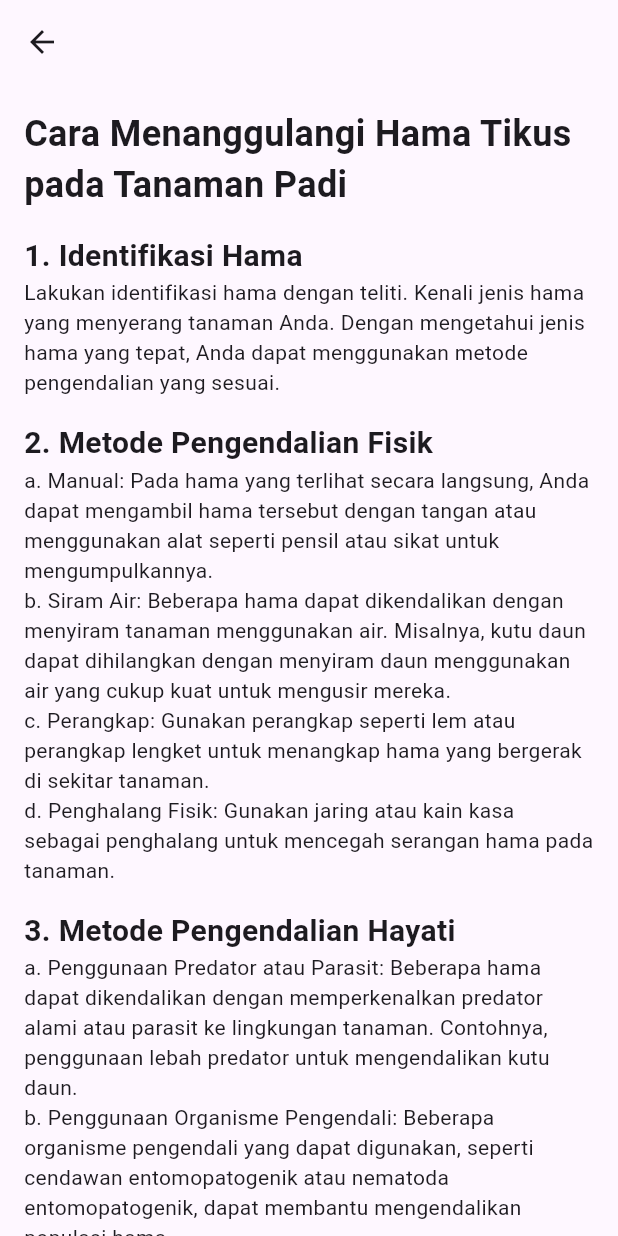
After one commit to AdiAndika/Farm_Master, a Flutter app: the HomeScreen screen opened directly, after a tap on "Menanggulangi Hama Tikus", on a phone screen of 412 x 824 dp. The commit adds this screen. Run offline on Flutter 3.47's test engine with Material 3 defaults, Android fonts, the phone set to English and light mode, and no system bars; our stand-ins replace curved_navigation_bar, datetime_picker_formfield, sqflite; accounts and stored records are empty.

Commit message:
second commit

```diff
--- a/lib/screens/home_screen.dart
+++ b/lib/screens/home_screen.dart
@@ -6,6 +6,7 @@ import 'package:my_app/screens/page/SecondScreen/detail_padi.dart';
 import 'package:my_app/screens/page/SecondScreen/detail_cabai.dart';
 import 'package:my_app/screens/page/SecondScreen/detail_bunga.dart';
 import 'package:my_app/screens/page/SecondScreen/detail_hama.dart';
+import 'package:my_app/screens/page/SecondScreen/detail_hama_tikus.dart';
 
 class HomeScreen extends StatelessWidget {
   const HomeScreen({Key? key}) : super(key: key);
@@ -194,14 +195,14 @@ class HomeScreen extends StatelessWidget {
                 crossAxisAlignment: CrossAxisAlignment.start,
                 children: [
                   GestureDetector(
-                    // onTap: () {
-                    //   Navigator.push(
-                    //     context,
-                    //     MaterialPageRoute(
-                    //       builder: (context) => ContentScreen(contentId: 4),
-                    //     ),
-                    //   );
-                    // },
+                    onTap: () {
+                      Navigator.push(
+                        context,
+                        MaterialPageRoute(
+                          builder: (context) => DetailHamaTikusScreen(),
+                        ),
+                      );
+                    },
                     child: Container(
                       margin: EdgeInsets.only(bottom: 16),
                       decoration: BoxDecoration(
@@ -211,14 +212,14 @@ class HomeScreen extends StatelessWidget {
                       child: ListTile(
                         leading: Icon(Icons.article, color: Colors.green),
                         title: Text(
-                          'Konten 1',
+                          'Menanggulangi Hama Tikus',
                           style: TextStyle(
                             fontSize: 18,
                             fontWeight: FontWeight.bold,
                           ),
                         ),
                         subtitle: Text(
-                          'Deskripsi konten 1',
+                          'tips untuk menghilangkan hama tikus pada tanaman padi',
                           style: TextStyle(fontSize: 16),
                         ),
                       ),
@@ -242,14 +243,14 @@ class HomeScreen extends StatelessWidget {
                       child: ListTile(
                         leading: Icon(Icons.article, color: Colors.green),
                         title: Text(
-                          'Konten 2',
+                          'Membuat Tanah Menjadi Subur',
                           style: TextStyle(
                             fontSize: 18,
                             fontWeight: FontWeight.bold,
                           ),
                         ),
                         subtitle: Text(
-                          'Deskripsi konten 2',
+                          'Membuat tanah menjadi subur adalah langkah penting dalam pertanian dan kebun yang berhasil.',
                           style: TextStyle(fontSize: 16),
                         ),
                       ),
@@ -273,14 +274,14 @@ class HomeScreen extends StatelessWidget {
                       child: ListTile(
                         leading: Icon(Icons.article, color: Colors.green),
                         title: Text(
-                          'Konten 3',
+                          'Menghindari Cacar Pada Cabai',
                           style: TextStyle(
                             fontSize: 18,
                             fontWeight: FontWeight.bold,
                           ),
                         ),
                         subtitle: Text(
-                          'Deskripsi konten 3',
+                          'Menghindari penyakit cacar pada tanaman cabai sangat penting dalam menjaga kesehatan dan produktivitas tanaman.',
                           style: TextStyle(fontSize: 16),
                         ),
                       ),
@@ -304,14 +305,14 @@ class HomeScreen extends StatelessWidget {
                       child: ListTile(
                         leading: Icon(Icons.article, color: Colors.green),
                         title: Text(
-                          'Konten 4',
+                          'Membuat Pupuk yang Bagus',
                           style: TextStyle(
                             fontSize: 18,
                             fontWeight: FontWeight.bold,
                           ),
                         ),
                         subtitle: Text(
-                          'Deskripsi konten 4',
+                          'Membuat pupuk yang bagus adalah salah satu keterampilan penting bagi petani dan tukang kebun untuk meningkatkan kualitas tanaman.',
                           style: TextStyle(fontSize: 16),
                         ),
                       ),
--- a/lib/screens/list_pelatihan_screen.dart
+++ b/lib/screens/list_pelatihan_screen.dart
@@ -11,7 +11,7 @@ class PelatihanScreen extends StatelessWidget {
   Widget build(BuildContext context) {
     return Scaffold(
       body: GridView.count(
-        crossAxisCount: 2,
+        crossAxisCount: 1,
         children: [
           CategoryItem(
             image: AssetImage('assets/images/padi.png'),
--- /dev/null
+++ b/lib/screens/page/SecondScreen/detail_hama_tikus.dart
@@ -0,0 +1,97 @@
+import 'package:flutter/material.dart';
+
+class DetailHamaTikusScreen extends StatelessWidget {
+  const DetailHamaTikusScreen({Key? key}) : super(key: key);
+
+  @override
+  Widget build(BuildContext context) {
+    return Scaffold(
+      appBar: AppBar(
+        title: Text(''),
+      ),
+      body: SingleChildScrollView(
+        child: Container(
+          padding: EdgeInsets.all(16.0),
+          child: Column(
+            crossAxisAlignment: CrossAxisAlignment.start,
+            children: [
+              Text(
+                'Cara Menanggulangi Hama Tikus pada Tanaman Padi',
+                style: TextStyle(
+                  fontSize: 24,
+                  fontWeight: FontWeight.bold,
+                ),
+              ),
+              SizedBox(height: 16),
+              Text(
+                '1. Identifikasi Hama',
+                style: TextStyle(
+                  fontSize: 20,
+                  fontWeight: FontWeight.bold,
+                ),
+              ),
+              Text(
+                'Lakukan identifikasi hama dengan teliti. Kenali jenis hama yang menyerang tanaman Anda. Dengan mengetahui jenis hama yang tepat, Anda dapat menggunakan metode pengendalian yang sesuai.',
+              ),
+              SizedBox(height: 16),
+              Text(
+                '2. Metode Pengendalian Fisik',
+                style: TextStyle(
+                  fontSize: 20,
+                  fontWeight: FontWeight.bold,
+                ),
+              ),
+              Text(
+                'a. Manual: Pada hama yang terlihat secara langsung, Anda dapat mengambil hama tersebut dengan tangan atau menggunakan alat seperti pensil atau sikat untuk mengumpulkannya.\nb. Siram Air: Beberapa hama dapat dikendalikan dengan menyiram tanaman menggunakan air. Misalnya, kutu daun dapat dihilangkan dengan menyiram daun menggunakan air yang cukup kuat untuk mengusir mereka.\nc. Perangkap: Gunakan perangkap seperti lem atau perangkap lengket untuk menangkap hama yang bergerak di sekitar tanaman.\nd. Penghalang Fisik: Gunakan jaring atau kain kasa sebagai penghalang untuk mencegah serangan hama pada tanaman.',
+              ),
+              SizedBox(height: 16),
+              Text(
+                '3. Metode Pengendalian Hayati',
+                style: TextStyle(
+                  fontSize: 20,
+                  fontWeight: FontWeight.bold,
+                ),
+              ),
+              Text(
+                'a. Penggunaan Predator atau Parasit: Beberapa hama dapat dikendalikan dengan memperkenalkan predator alami atau parasit ke lingkungan tanaman. Contohnya, penggunaan lebah predator untuk mengendalikan kutu daun.\nb. Penggunaan Organisme Pengendali: Beberapa organisme pengendali yang dapat digunakan, seperti cendawan entomopatogenik atau nematoda entomopatogenik, dapat membantu mengendalikan populasi hama.\nc. Rotasi Tanaman: Rotasi tanaman dapat membantu mengurangi populasi hama, karena hama yang spesifik pada tanaman tertentu tidak akan memiliki inang yang tersedia setiap tahun.',
+              ),
+              SizedBox(height: 16),
+              Text(
+                '4. Metode Pengendalian Kimia',
+                style: TextStyle(
+                  fontSize: 20,
+                  fontWeight: FontWeight.bold,
+                ),
+              ),
+              Text(
+                'a. Pestisida: Jika metode pengendalian lain tidak berhasil, pertimbangkan penggunaan pestisida. Pastikan untuk membaca petunjuk penggunaan dengan teliti dan ikuti dosis yang dianjurkan. Gunakan pestisida dengan hati-hati dan hindari penggunaan berlebihan yang dapat merusak tanaman atau lingkungan.',
+              ),
+              SizedBox(height: 16),
+              Text(
+                '5. Metode Pengendalian Budaya',
+                style: TextStyle(
+                  fontSize: 20,
+                  fontWeight: FontWeight.bold,
+                ),
+              ),
+              Text(
+                'a. Sanitasi: Pertahankan kebersihan di sekitar area tanaman. Buang sisa-sisa tanaman yang terinfeksi atau daun yang jatuh untuk mengurangi tempat persembunyian bagi hama.\nb. Rotasi Tanaman: Praktik rotasi tanaman untuk mencegah perkembangan populasi hama yang spesifik pada satu jenis tanaman.\nc. Pemangkasan: Pemangkasan secara teratur dapat membantu mengurangi risiko infestasi hama pada tanaman yang tumbuh subur.\nd. Penggunaan Varietas Tahan Hama: Pilih varietas tanaman yang tahan terhadap serangan hama tertentu untuk mengurangi risiko infestasi.',
+              ),
+              SizedBox(height: 16),
+              Text(
+                '6. Monitoring dan Pencegahan',
+                style: TextStyle(
+                  fontSize: 20,
+                  fontWeight: FontWeight.bold,
+                ),
+              ),
+              Text(
+                'a. Monitoring Rutin: Amati tanaman secara rutin untuk mendeteksi tanda-tanda awal serangan hama. Semakin cepat Anda mengetahui adanya hama, semakin mudah untuk mengendalikannya.\nb. Kebersihan Diri: Pastikan tangan atau alat yang Anda gunakan bersih saat merawat tanaman. Hal ini dapat mencegah penyebaran hama dari satu tanaman ke tanaman lainnya.\nc. Keseimbangan Ekosistem: Jaga keseimbangan ekosistem di sekitar tanaman. Beberapa hama memiliki predator alami yang dapat membantu mengendalikan populasi mereka.',
+              ),
+            ],
+          ),
+        ),
+      ),
+    );
+  }
+}
--- a/lib/tanaman/new_tanaman.dart
+++ b/lib/tanaman/new_tanaman.dart
@@ -31,7 +31,7 @@ class _InputTanamanState extends State<InputTanaman> {
 
     return Scaffold(
       appBar: AppBar(
-        title: Text("Update Resep"),
+        title: Text("TambahkanTanaman"),
         leading: Icon(Icons.keyboard_arrow_left),
       ),
       body: Padding(
```
